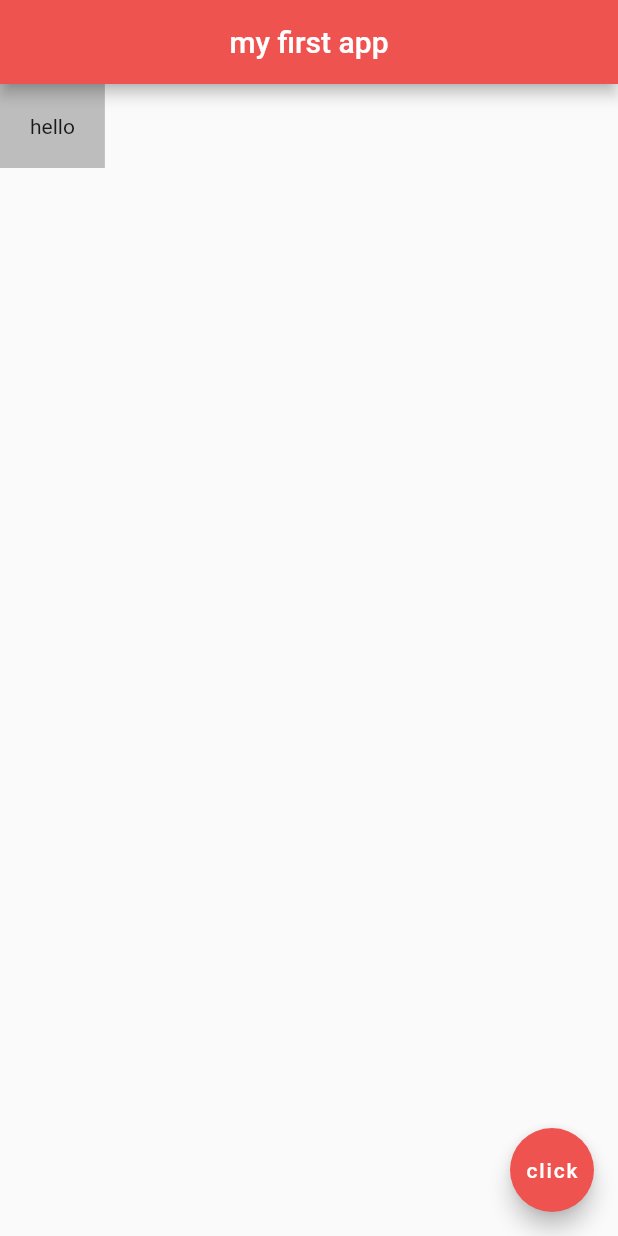
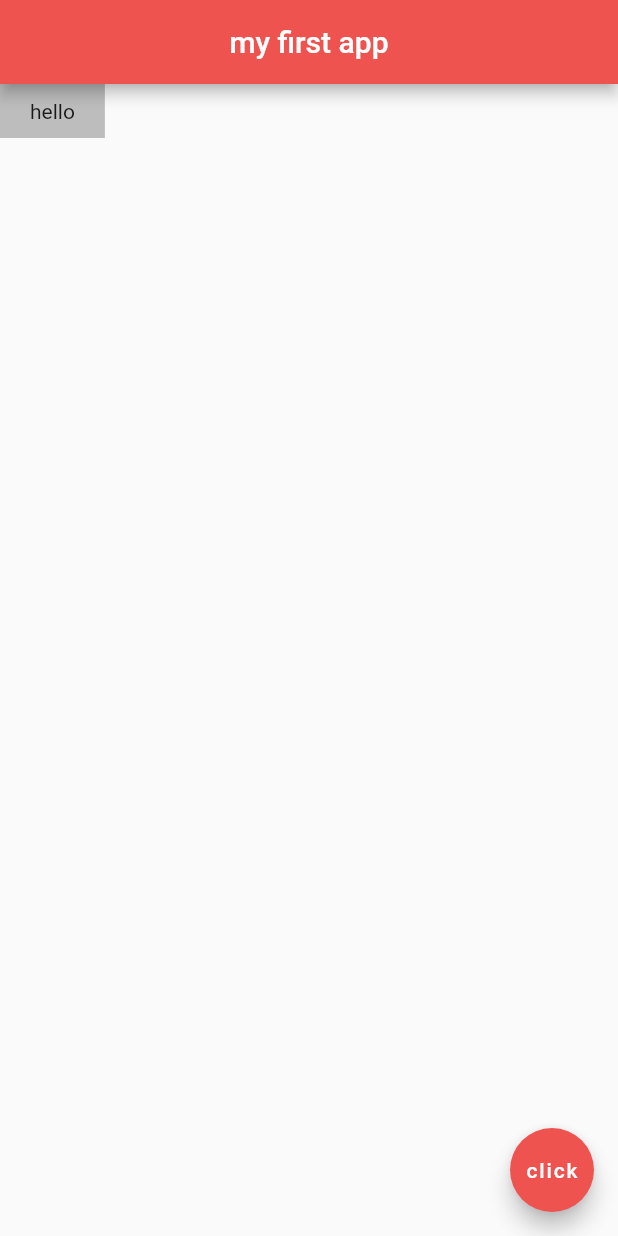
Before and after one commit to taufanbasri/flutter-basic, a Flutter app: the screen it shows after launch, on a phone screen of 412 x 824 dp. Run offline on Flutter 3.47's test engine with Material 2 defaults, Android fonts, the phone set to English and light mode, and no system bars.

Commit message:
Padding symmetric

```diff
--- a/lib/main.dart
+++ b/lib/main.dart
@@ -14,7 +14,7 @@ class Home extends StatelessWidget {
         backgroundColor: Colors.red[400],
       ),
       body: Container(
-        padding: EdgeInsets.all(20.0),
+        padding: EdgeInsets.symmetric(horizontal: 20.0, vertical: 10.0),
         color: Colors.grey[400],
         child: Text('hello'),
       ),
```
